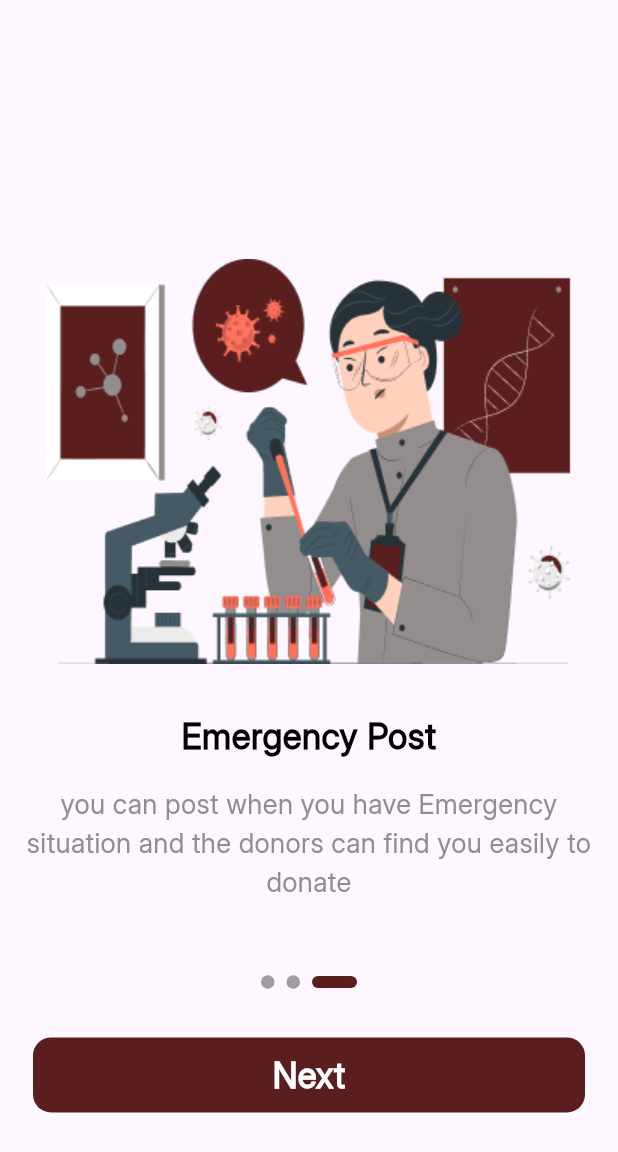
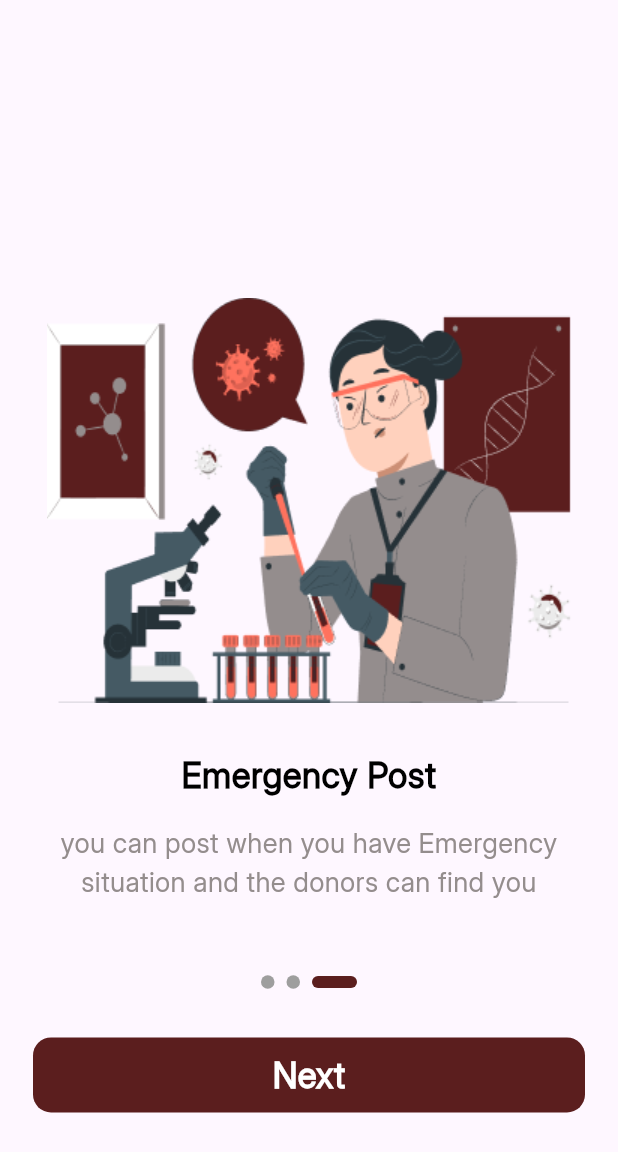
Before and after one commit to AhmedOmran22/graduation-project, a Flutter app: the screen it shows after launch, swiped to page 3, on a phone screen of 412 x 824 dp. Shown: the top 1152 px of the screen. Run offline on Flutter 3.47's test engine with Material 3 defaults, Android fonts, the phone set to English and light mode, and no system bars; drawn by our look-alikes of dots_indicator; our stand-ins replace dartz, shared_preferences.

Commit message:
fix text issue in 3rd view in on boarding view

```diff
--- a/lib/core/utils/app_texts.dart
+++ b/lib/core/utils/app_texts.dart
@@ -6,7 +6,7 @@ class AppTexts {
       'you can track your donor`s location and know the estimated time to arrive';
 
   static const String onBoardingSubtitle3 =
-      'you can post when you have Emergency situation and the donors can find you easily to donate ';
+      'you can post when you have Emergency situation and the donors can find you';
 
   static const String onBoardingTitle1 = "Easy Donor search";
 
```
